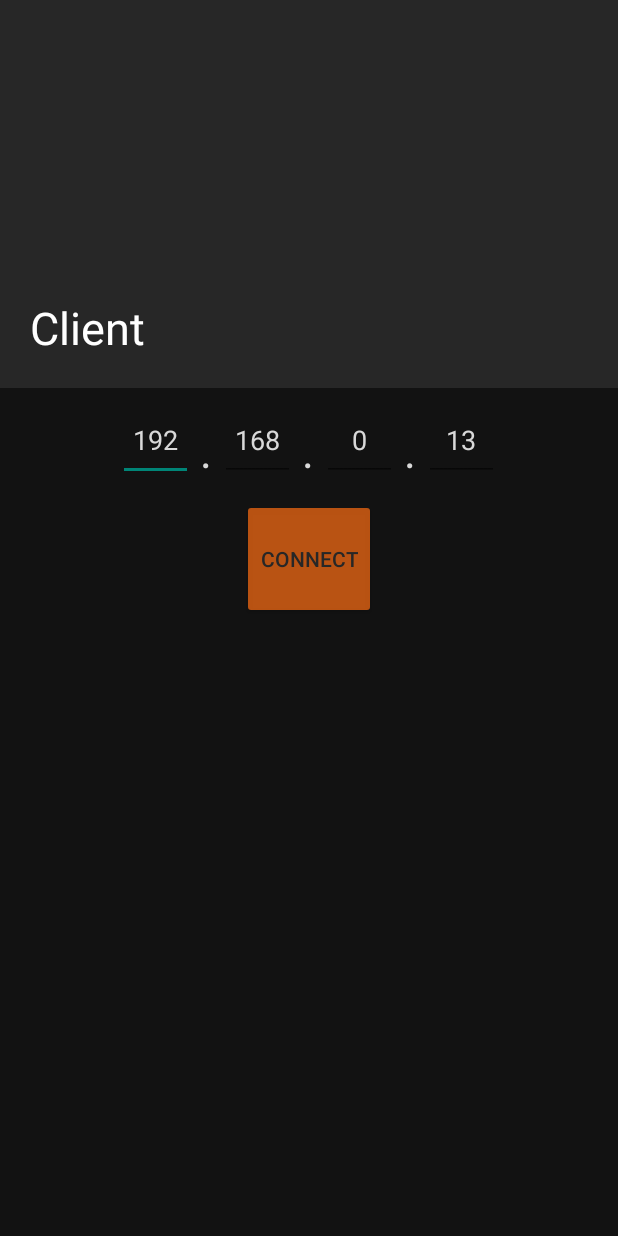
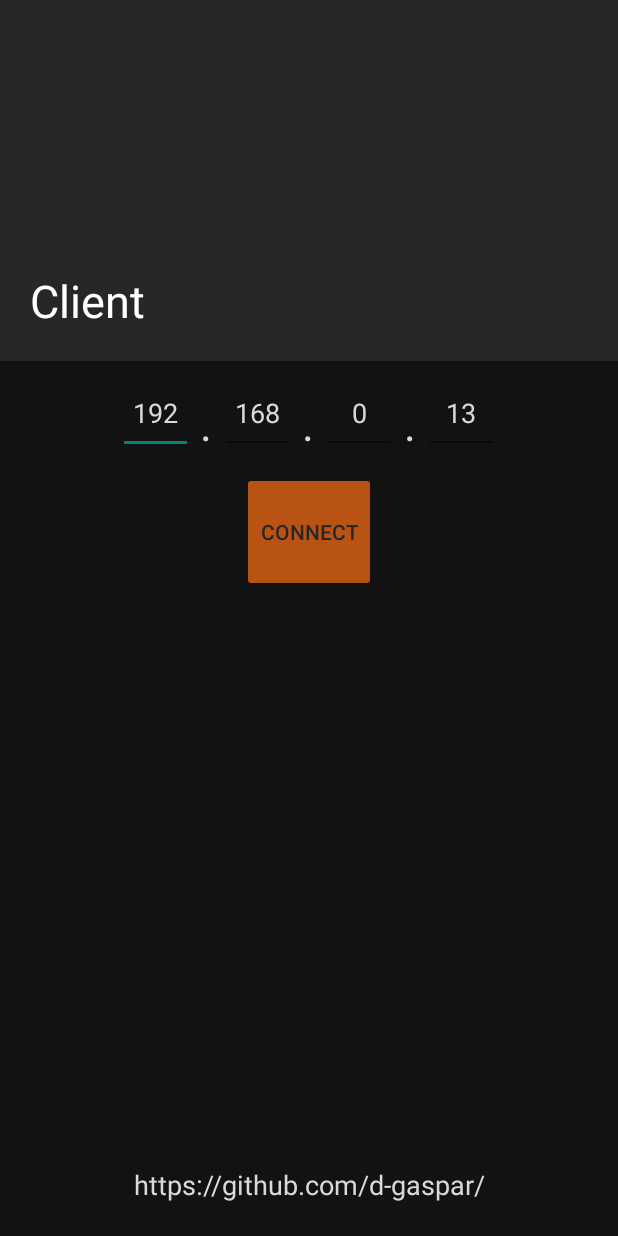
Before and after one commit to d-gaspar/LocalClient, an Android app: the screen it shows after launch (MainActivity), on a phone screen of 412 x 824 dp. Run offline under Robolectric (Android 15) with nearby library versions, the phone set to English and light mode, and no system bars.

Commit message:
add github reference

```diff
--- a/app/src/main/res/layout/activity_main.xml
+++ b/app/src/main/res/layout/activity_main.xml
@@ -18,7 +18,7 @@
         app:layout_constraintLeft_toLeftOf="parent"
         app:layout_constraintRight_toRightOf="parent"
         app:layout_constraintVertical_bias="0.1"
-        android:weightSum="3"
+        android:weightSum="9"
     >
 
         <TextView
@@ -31,7 +31,7 @@
             android:gravity="bottom|left"
             android:textColor="@color/title"
             android:background="@color/dark_grey"
-            android:layout_weight="1"
+            android:layout_weight="3"
         />
 
         <LinearLayout
@@ -40,7 +40,7 @@
             android:orientation="vertical"
             android:gravity="center|top"
             android:background="@color/black"
-            android:layout_weight="2"
+            android:layout_weight="5"
         >
 
             <LinearLayout
@@ -158,6 +158,18 @@
 
         </LinearLayout>
 
+        <TextView
+            android:layout_width="match_parent"
+            android:layout_height="50dp"
+            android:layout_margin="2dp"
+            android:gravity="bottom|center"
+            android:padding="20dp"
+            android:text="https://github.com/d-gaspar/"
+            android:textColor="@color/text"
+            android:textSize="18sp"
+            android:layout_weight="1"
+        />
+
     </LinearLayout>
 
 </androidx.constraintlayout.widget.ConstraintLayout>
```
Also changed, not shown: 1 other file.
